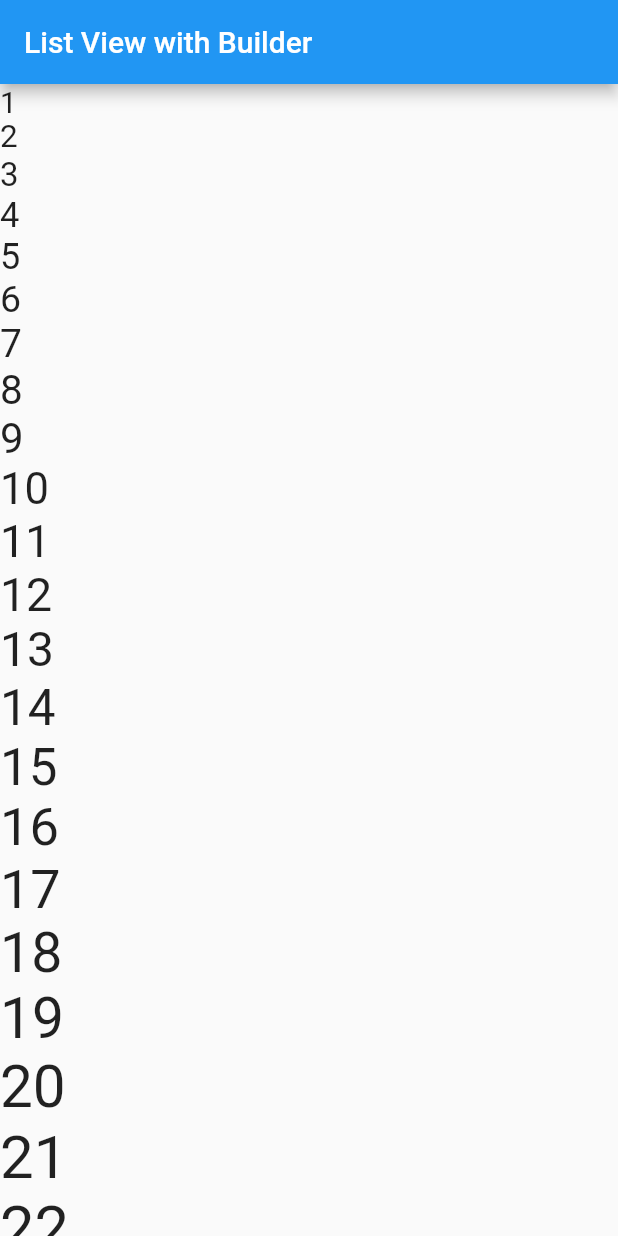
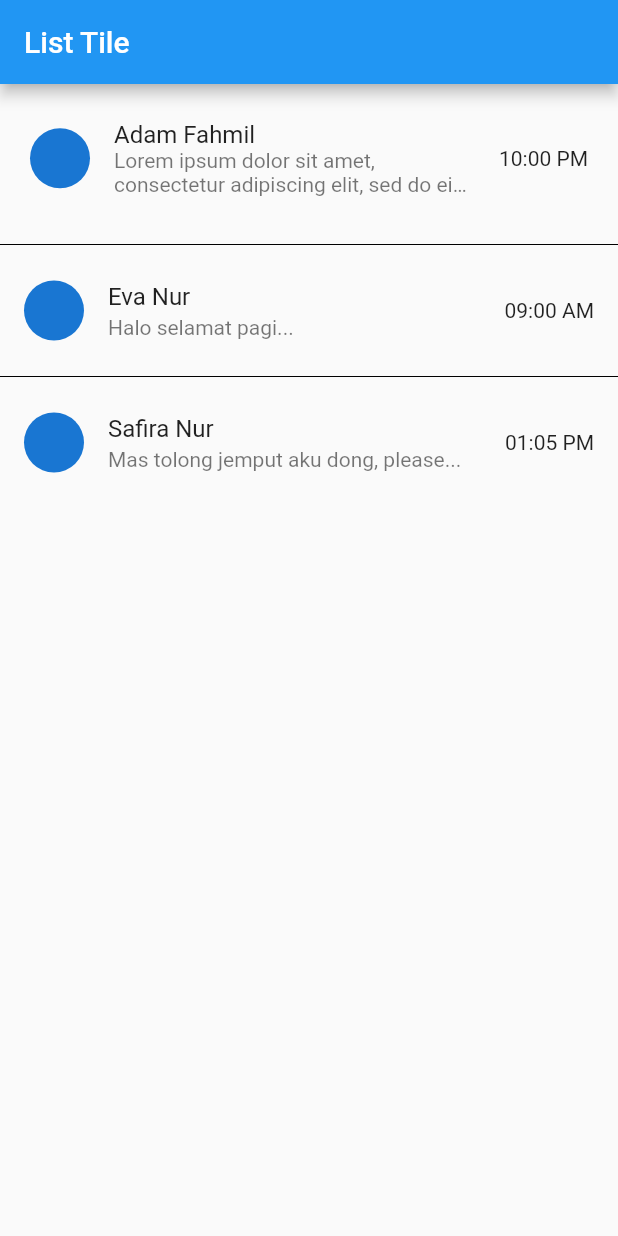
Before and after one commit to adamfahmil96/latihan-flutter, a Flutter app: the screen it shows after launch, on a phone screen of 412 x 824 dp. Run offline on Flutter 3.47's test engine with Material 2 defaults, Android fonts, the phone set to English and light mode, and no system bars.

Commit message:
Learn basic of List Tile

```diff
--- a/flutter_application_1/lib/main.dart
+++ b/flutter_application_1/lib/main.dart
@@ -5,25 +5,41 @@ void main() {
 }
 
 class MyApp extends StatelessWidget {
-  final List<Color> myColor = [
-    Colors.red,
-    Colors.green,
-    Colors.blue,
-    Colors.amber
-  ];
-  final List<Widget> myList = List.generate(
-      100,
-      (index) => Text(
-            '${index + 1}',
-            style: TextStyle(fontSize: 20 + double.parse(index.toString())),
-          ));
   @override
   Widget build(BuildContext context) {
     return MaterialApp(
       home: Scaffold(
-        appBar: AppBar(title: Text('List View with Builder')),
+        appBar: AppBar(title: const Text('List Tile')),
         body: ListView(
-          children: myList,
+          children: const [
+            ListTile(
+              contentPadding: EdgeInsets.all(20),
+              title: Text('Adam Fahmil'),
+              subtitle: Text(
+                'Lorem ipsum dolor sit amet, consectetur adipiscing elit, sed do eiusmod tempor incididunt ut labore et dolore magna aliqua. Ut enim ad minim veniam, quis nostrud exercitation ullamco laboris nisi ut aliquip ex ea commodo consequat. Duis aute irure dolor in reprehenderit in voluptate velit esse cillum dolore eu fugiat nulla pariatur. Excepteur sint occaecat cupidatat non proident, sunt in culpa qui officia deserunt mollit anim id est laborum',
+                maxLines: 2,
+                overflow: TextOverflow.ellipsis,
+              ),
+              leading: CircleAvatar(),
+              trailing: Text('10:00 PM'),
+              // tileColor: Colors.green,
+              // dense: true,
+            ),
+            Divider(color: Colors.black),
+            ListTile(
+              title: Text('Eva Nur'),
+              subtitle: Text('Halo selamat pagi...'),
+              leading: CircleAvatar(),
+              trailing: Text('09:00 AM'),
+            ),
+            Divider(color: Colors.black),
+            ListTile(
+              title: Text('Safira Nur'),
+              subtitle: Text('Mas tolong jemput aku dong, please...'),
+              leading: CircleAvatar(),
+              trailing: Text('01:05 PM'),
+            ),
+          ],
         ),
       ),
     );
```
